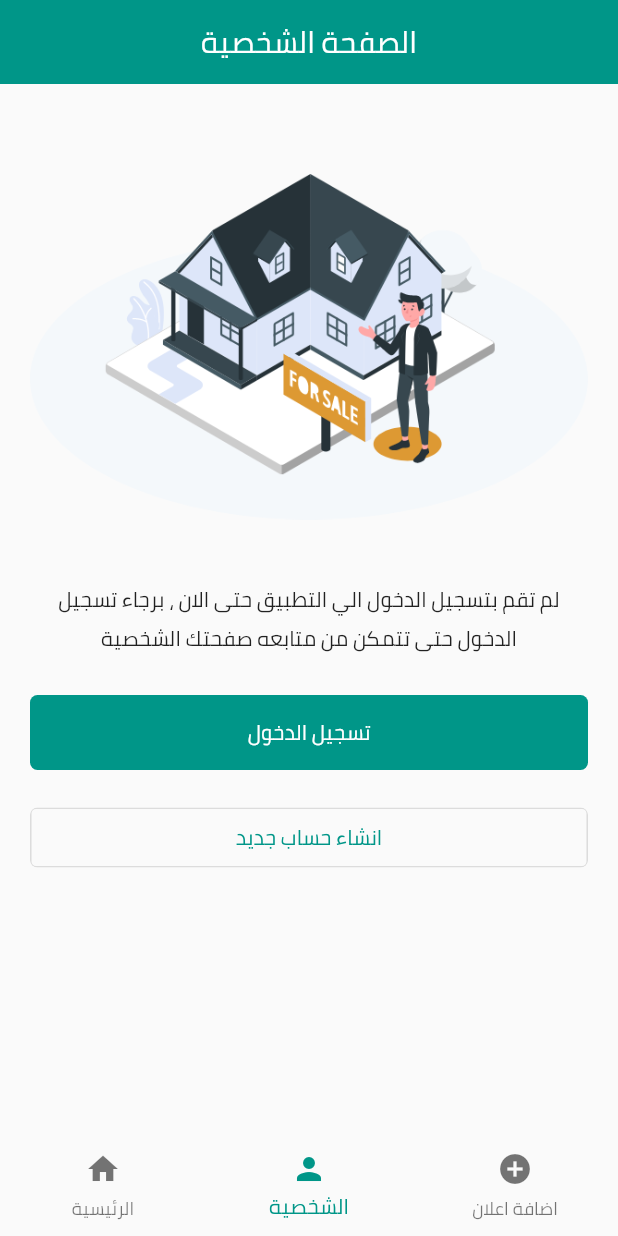
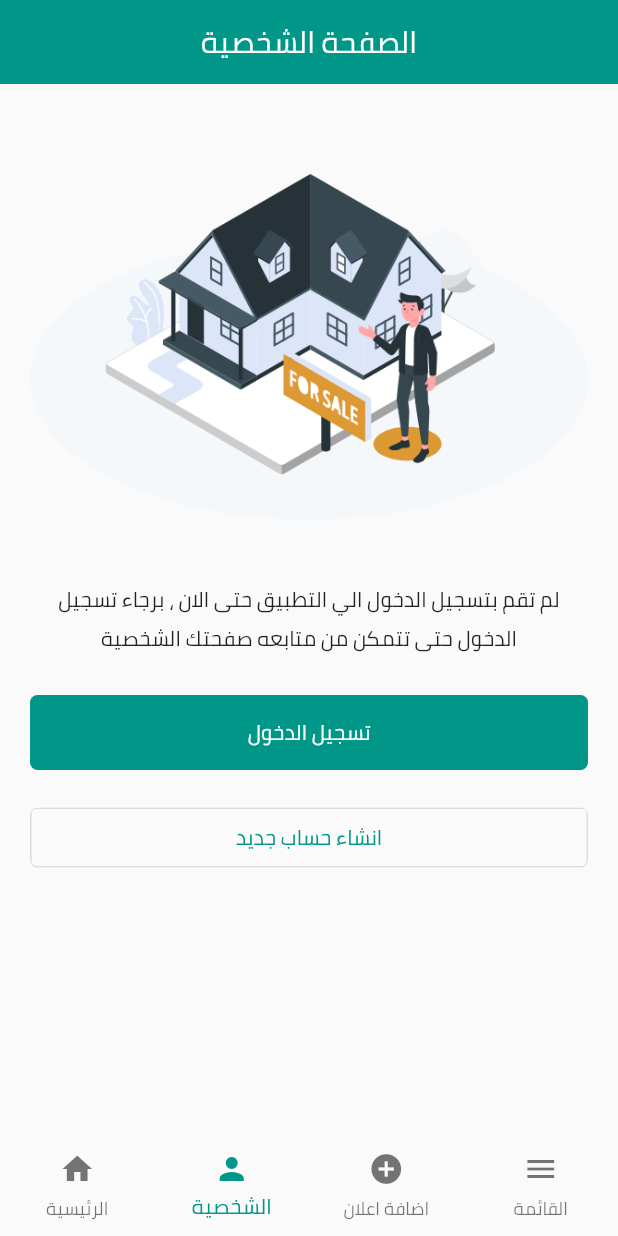
Before and after one commit to ahmedelwan972/Noogle_App, a Flutter app: the screen it shows after launch, item 2 of the bottom bar chosen, on a phone screen of 412 x 824 dp. Run offline on Flutter 3.47's test engine with Material 2 defaults, Android fonts, the phone set to English and light mode, and no system bars; our stand-ins replace bloc, carousel_slider, conditional_builder_null_safety, dio, flutter_bloc, fluttertoast and 3 more; accounts and stored records are empty; network calls fail.

Commit message:
Noogle App

```diff
--- a/lib/layout/cubit/cubit.dart
+++ b/lib/layout/cubit/cubit.dart
@@ -47,7 +47,7 @@ class NoogleCubit extends Cubit<NoogleStates>{
     HomeScreen(),
     UserScreen(),
     AddAnnoScreen(),
-   // MenuScreen(),
+    MenuScreen(),
   ];
 
   List<String> titles = [
@@ -67,7 +67,7 @@ class NoogleCubit extends Cubit<NoogleStates>{
     imagePicker.pickMultiImage();
     if (selectedImages!.isNotEmpty) {
       imageFileList.addAll(selectedImages);
-    }else{}
+    }else {}
     print("Image List Length:" + imageFileList.length.toString());
     emit(SelectMultiImagePickedState());
   }
--- a/lib/layout/noogle_layout.dart
+++ b/lib/layout/noogle_layout.dart
@@ -50,12 +50,12 @@ class NoogleLayout extends StatelessWidget {
                   ),
                 label: 'اضافة اعلان',
               ),
-              // BottomNavigationBarItem(
-              //   icon: Icon(
-              //       Icons.menu,
-              //     ),
-              //   label: 'القائمة',
-              // ),
+              BottomNavigationBarItem(
+                icon: Icon(
+                    Icons.menu,
+                  ),
+                label: 'القائمة',
+              ),
             ],
           ),
         );
--- a/lib/shared/components/components.dart
+++ b/lib/shared/components/components.dart
@@ -2,7 +2,6 @@ import 'package:flutter/material.dart';
 import 'package:flutter/services.dart';
 import 'package:fluttertoast/fluttertoast.dart';
 import 'package:noogle/layout/cubit/cubit.dart';
-import 'package:noogle/layout/cubit/states.dart';
 import 'package:noogle/modules/show_announcemnet_screen.dart';
 import 'package:noogle/modules/user/auth/sgin_in_screen.dart';
 import 'package:noogle/shared/styles/colors.dart';
```
